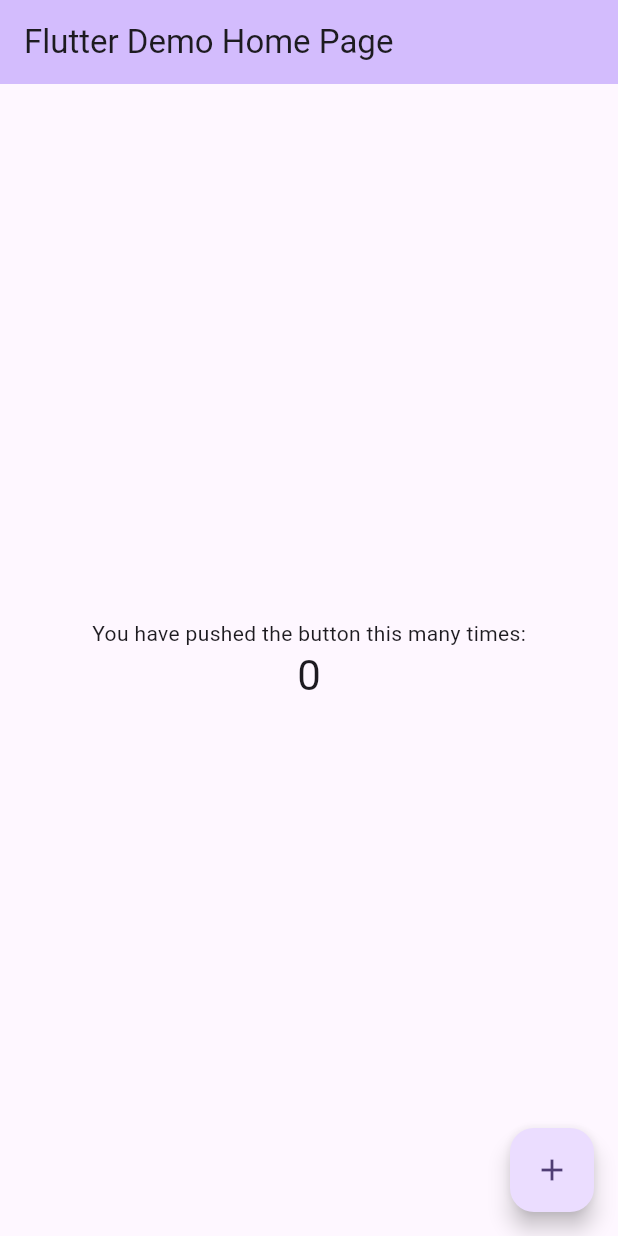
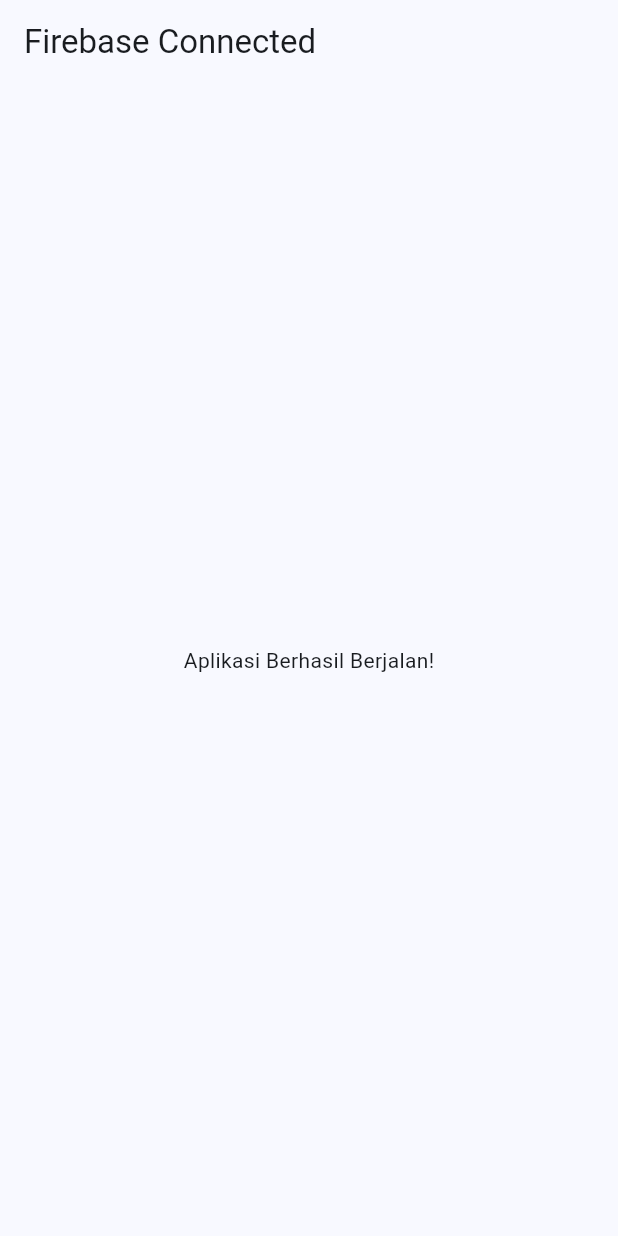
Before and after one commit to rayhan-18/Meet8, a Flutter app: the screen it shows after launch, on a phone screen of 412 x 824 dp. Run offline on Flutter 3.47's test engine with Material 3 defaults, Android fonts, the phone set to English and light mode, and no system bars; our stand-ins replace firebase_core; accounts and stored records are empty.

Commit message:
connect firebase to project flutter

```diff
--- a/lib/main.dart
+++ b/lib/main.dart
@@ -1,121 +1,43 @@
   import 'package:flutter/material.dart';
+  import 'package:firebase_core/firebase_core.dart';
+  import 'firebase_options.dart';
 
-void main() {
+  void main() async {
+    WidgetsFlutterBinding.ensureInitialized();
+    await Firebase.initializeApp(
+      options: DefaultFirebaseOptions.currentPlatform,
+    );
     runApp(const MyApp());
   }
 
   class MyApp extends StatelessWidget {
     const MyApp({super.key});
 
-  // This widget is the root of your application.
     @override
     Widget build(BuildContext context) {
+      // JANGAN return context.widget; di sini!
       return MaterialApp(
-      title: 'Flutter Demo',
+        title: 'Meet 8 Firebase',
+        debugShowCheckedModeBanner: false,
         theme: ThemeData(
-        // This is the theme of your application.
-        //
-        // TRY THIS: Try running your application with "flutter run". You'll see
-        // the application has a purple toolbar. Then, without quitting the app,
-        // try changing the seedColor in the colorScheme below to Colors.green
-        // and then invoke "hot reload" (save your changes or press the "hot
-        // reload" button in a Flutter-supported IDE, or press "r" if you used
-        // the command line to start the app).
-        //
-        // Notice that the counter didn't reset back to zero; the application
-        // state is not lost during the reload. To reset the state, use hot
-        // restart instead.
-        //
-        // This works for code too, not just values: Most code changes can be
-        // tested with just a hot reload.
-        colorScheme: .fromSeed(seedColor: Colors.deepPurple),
+          colorScheme: ColorScheme.fromSeed(seedColor: Colors.blue),
+          useMaterial3: true,
         ),
-      home: const MyHomePage(title: 'Flutter Demo Home Page'),
+        home: const HomePage(), // Ganti dengan nama halaman/widget utama kamu
       );
     }
   }
 
-class MyHomePage extends StatefulWidget {
-  const MyHomePage({super.key, required this.title});
-
-  // This widget is the home page of your application. It is stateful, meaning
-  // that it has a State object (defined below) that contains fields that affect
-  // how it looks.
-
-  // This class is the configuration for the state. It holds the values (in this
-  // case the title) provided by the parent (in this case the App widget) and
-  // used by the build method of the State. Fields in a Widget subclass are
-  // always marked "final".
-
-  final String title;
-
-  @override
-  State<MyHomePage> createState() => _MyHomePageState();
-}
-
-class _MyHomePageState extends State<MyHomePage> {
-  int _counter = 0;
-
-  void _incrementCounter() {
-    setState(() {
-      // This call to setState tells the Flutter framework that something has
-      // changed in this State, which causes it to rerun the build method below
-      // so that the display can reflect the updated values. If we changed
-      // _counter without calling setState(), then the build method would not be
-      // called again, and so nothing would appear to happen.
-      _counter++;
-    });
-  }
+  // Contoh halaman utama jika belum dibuat
+  class HomePage extends StatelessWidget {
+    const HomePage({super.key});
 
     @override
     Widget build(BuildContext context) {
-    // This method is rerun every time setState is called, for instance as done
-    // by the _incrementCounter method above.
-    //
-    // The Flutter framework has been optimized to make rerunning build methods
-    // fast, so that you can just rebuild anything that needs updating rather
-    // than having to individually change instances of widgets.
       return Scaffold(
-      appBar: AppBar(
-        // TRY THIS: Try changing the color here to a specific color (to
-        // Colors.amber, perhaps?) and trigger a hot reload to see the AppBar
-        // change color while the other colors stay the same.
-        backgroundColor: Theme.of(context).colorScheme.inversePrimary,
-        // Here we take the value from the MyHomePage object that was created by
-        // the App.build method, and use it to set our appbar title.
-        title: Text(widget.title),
-      ),
-      body: Center(
-        // Center is a layout widget. It takes a single child and positions it
-        // in the middle of the parent.
-        child: Column(
-          // Column is also a layout widget. It takes a list of children and
-          // arranges them vertically. By default, it sizes itself to fit its
-          // children horizontally, and tries to be as tall as its parent.
-          //
-          // Column has various properties to control how it sizes itself and
-          // how it positions its children. Here we use mainAxisAlignment to
-          // center the children vertically; the main axis here is the vertical
-          // axis because Columns are vertical (the cross axis would be
-          // horizontal).
-          //
-          // TRY THIS: Invoke "debug painting" (choose the "Toggle Debug Paint"
-          // action in the IDE, or press "p" in the console), to see the
-          // wireframe for each widget.
-          mainAxisAlignment: .center,
-          children: [
-            const Text('You have pushed the button this many times:'),
-            Text(
-              '$_counter',
-              style: Theme.of(context).textTheme.headlineMedium,
-            ),
-          ],
-        ),
-      ),
-      floatingActionButton: FloatingActionButton(
-        onPressed: _incrementCounter,
-        tooltip: 'Increment',
-        child: const Icon(Icons.add),
+        appBar: AppBar(title: const Text('Firebase Connected')),
+        body: const Center(
+          child: Text('Aplikasi Berhasil Berjalan!'),
         ),
       );
     }
--- a/pubspec.yaml
+++ b/pubspec.yaml
@@ -30,6 +30,11 @@ environment:
 dependencies:
   flutter:
     sdk: flutter
+
+  flutter_web_plugins:
+    sdk: flutter
+
+  firebase_core: ^4.0.0
 
   # The following adds the Cupertino Icons font to your application.
   # Use with the CupertinoIcons class for iOS style icons.
```
Also changed, not shown: firebase.json (added), lib/firebase_options.dart (added), pubspec.lock, 7 other files. Lines whose indentation alone changed are shown as unchanged.
